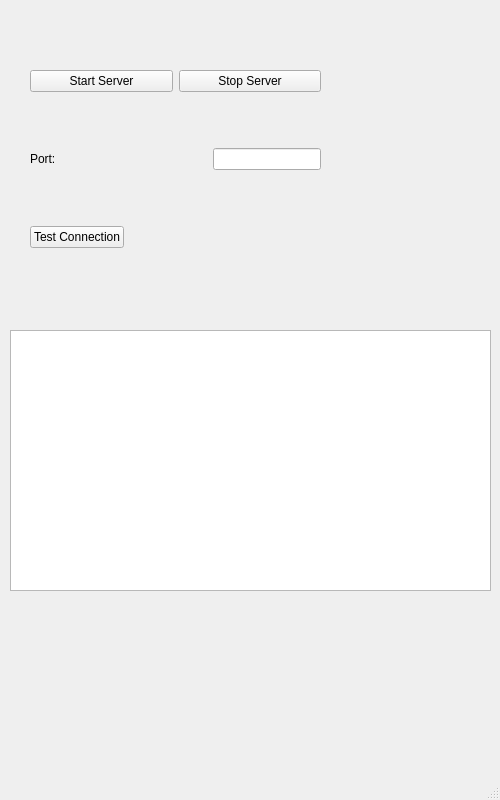
First picture: the form in MATFWars/server/mainwindow.ui, repository Divljo31/MATFWars, before the edit.
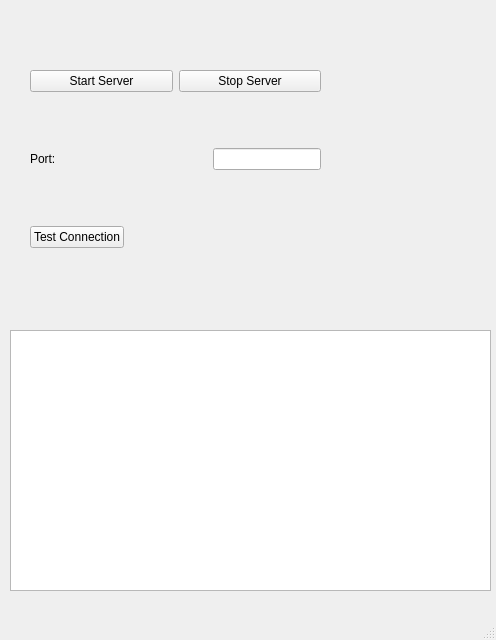
Second picture: the form after the edit.

What changed in the file:
```diff
--- a/MATFWars/server/mainwindow.ui
+++ b/MATFWars/server/mainwindow.ui
@@ -6,8 +6,8 @@
    <rect>
     <x>0</x>
     <y>0</y>
-    <width>500</width>
-    <height>800</height>
+    <width>496</width>
+    <height>640</height>
    </rect>
   </property>
   <property name="sizePolicy">
```
Left out of the diff: 2 changed lines with no effect on the pictures.
